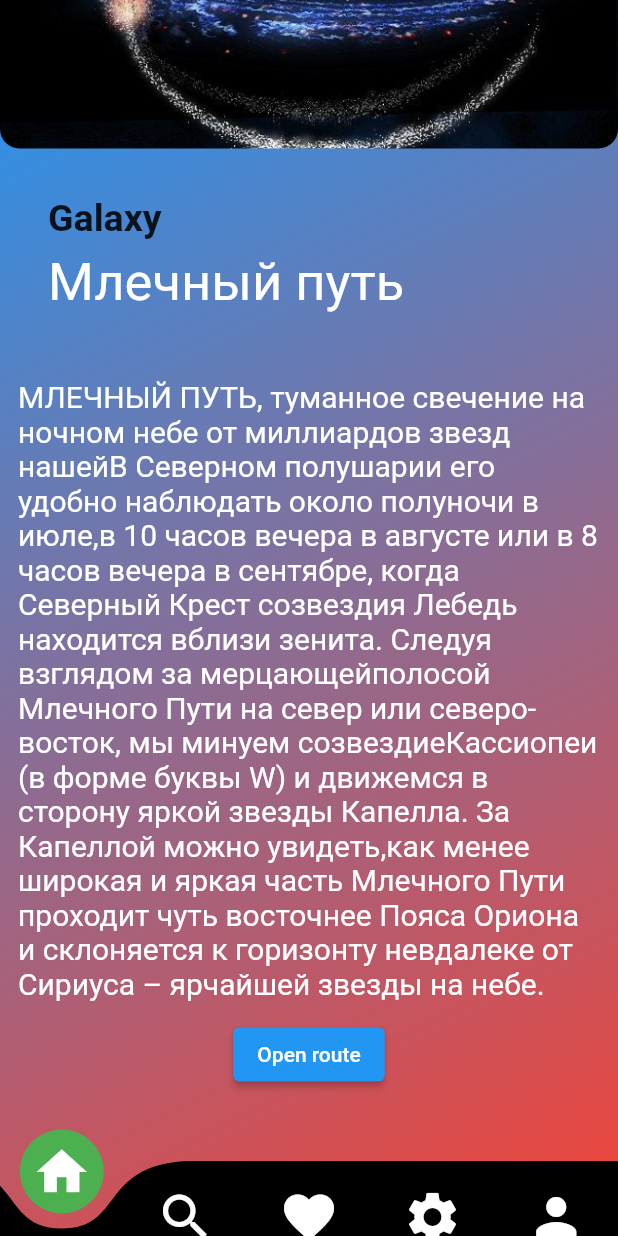
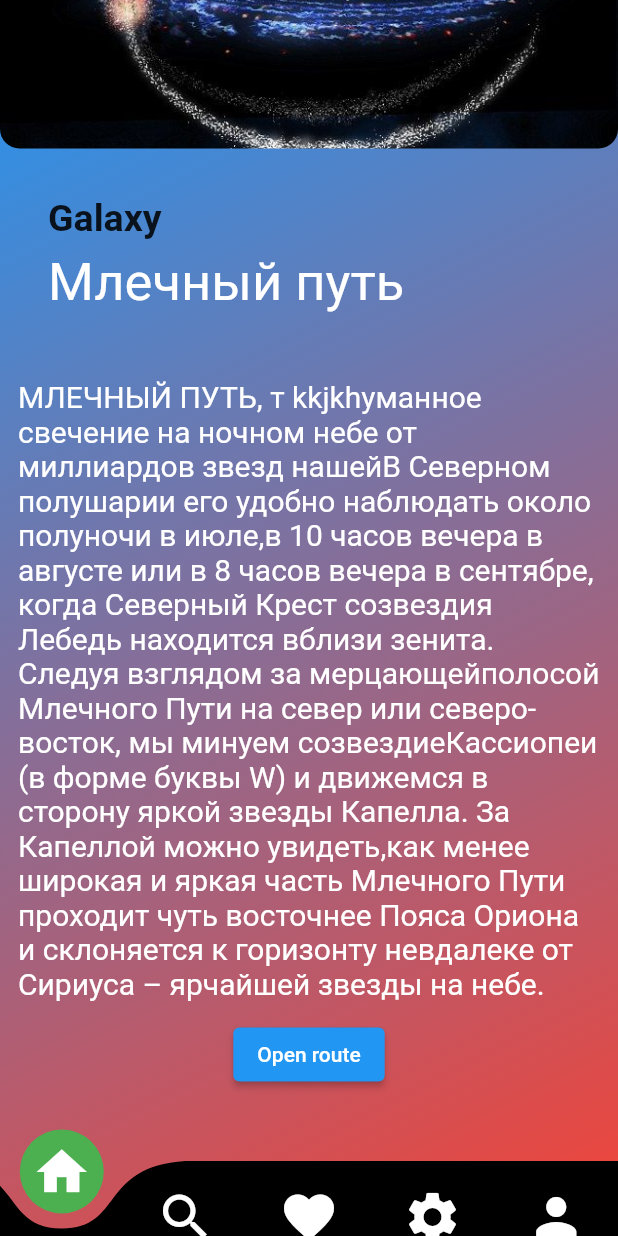
Before and after one commit to devkana/tree, a Flutter app: the screen it shows after launch, scrolled down 141 dp, on a phone screen of 412 x 824 dp. Run offline on Flutter 3.47's test engine with Material 2 defaults, Android fonts, the phone set to English and light mode, and no system bars; drawn by our look-alikes of curved_navigation_bar.

Commit message:
https://github.com/devkana/first-commit.git

```diff
--- a/lib/home.dart
+++ b/lib/home.dart
@@ -61,7 +61,7 @@ class HomePage extends StatelessWidget {
     Widget textSection = const Padding(
       padding: EdgeInsets.all(12),
       child: Text(
-        'МЛЕЧНЫЙ ПУТЬ, туманное свечение на ночном небе от миллиардов звезд нашей'
+        'МЛЕЧНЫЙ ПУТЬ, т kkjkhуманное свечение на ночном небе от миллиардов звезд нашей'
         'В Северном полушарии его удобно наблюдать около полуночи в июле,'
         'в 10 часов вечера в августе или в 8 часов вечера в сентябре, когда '
         'Северный Крест созвездия Лебедь находится вблизи зенита. Следуя взглядом за мерцающей'
```
